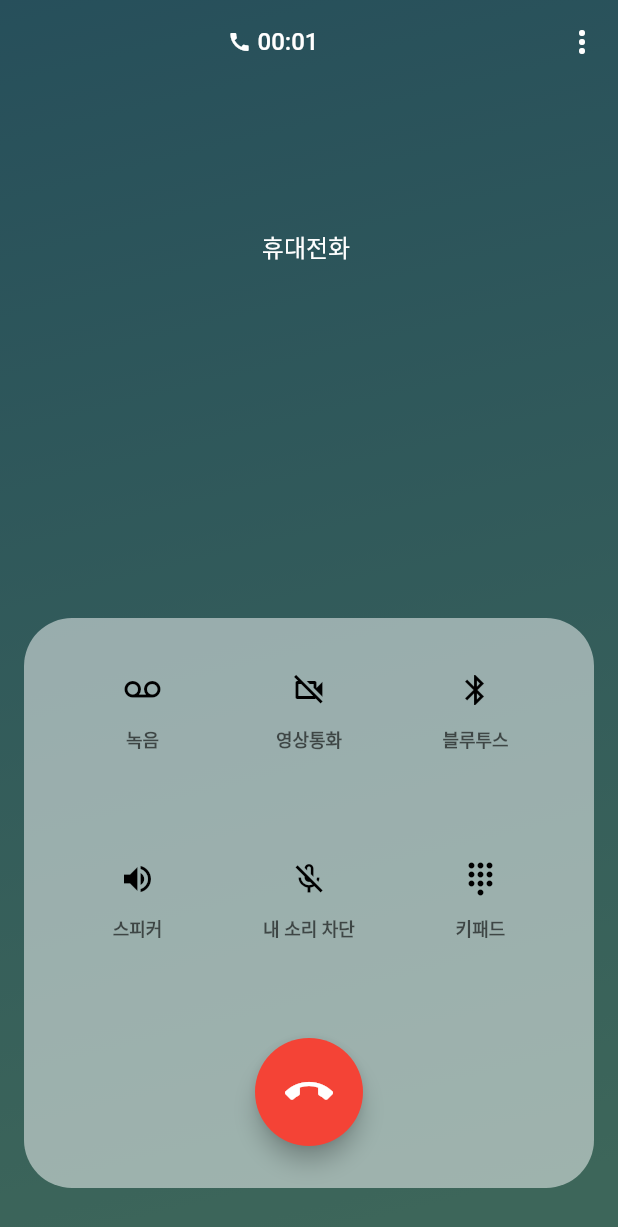
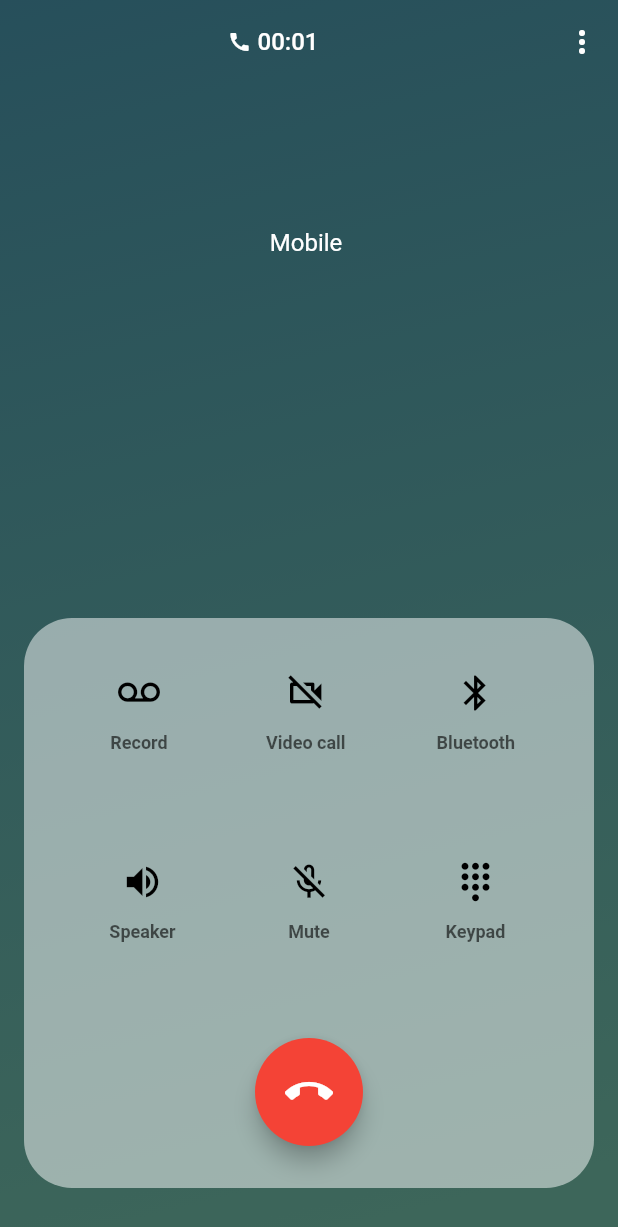
Before and after one commit to choisc91/fake_call, a Flutter app: the ReceivePage screen opened directly with empty values, on a phone screen of 412 x 824 dp. Shown: the top 1227 px of the screen. Run offline on Flutter 3.47's test engine with Material 2 defaults, Android fonts, the phone set to English and light mode, and no system bars; our stand-ins replace numberpicker; missing offline and left inert: flutter_ringtone_player, light, simple_ripple_animation; generated files the repository leaves out were written again.

Commit message:
#수신화면 현지화 작업 완료.

```diff
--- a/lib/l10n/app_en.arb
+++ b/lib/l10n/app_en.arb
@@ -8,5 +8,11 @@
   "call_type": "Mobile",
   "recent_call": "Most recent call\n8:54 AM",
   "send_message": "Send message",
+  "record": "Record",
+  "video_call": "Video call",
+  "bluetooth": "Bluetooth",
+  "speaker": "Speaker",
+  "mute": "Mute",
+  "keypad": "Keypad",
   "test": "this is test text"
 }
--- a/lib/l10n/app_ko.arb
+++ b/lib/l10n/app_ko.arb
@@ -8,5 +8,11 @@
   "call_type": "휴대전화",
   "recent_call": "마지막 통화\n8:54 AM",
   "send_message": "메세지 보내기",
+  "record": "녹음",
+  "video_call": "영상통화",
+  "bluetooth": "블루투스",
+  "speaker": "스피커",
+  "mute": "내 소리 차단",
+  "keypad": "키패드",
   "test": "이것은 테스트 문구입니다."
 }
--- a/lib/widget/page_receive.dart
+++ b/lib/widget/page_receive.dart
@@ -4,6 +4,7 @@ import 'package:fake_call/model/settings.dart';
 import 'package:flutter/material.dart';
 import 'package:flutter/services.dart';
 import 'package:light/light.dart';
+import 'package:flutter_gen/gen_l10n/app_localizations.dart';
 
 // 수신중 화면.
 class ReceivePage extends StatefulWidget {
@@ -25,11 +26,11 @@ class _ReceivePageState extends State<ReceivePage> {
   // 조도센서 화면 꺼짐 여부.
   late bool _isDark = false;
 
-  //
+  // 타이머 객체.
   late Timer _timer;
 
-  //
-  late int _value = 0;
+  // 타임 틱.
+  late int _timerTick = 0;
 
   @override
   void initState() {
@@ -37,9 +38,7 @@ class _ReceivePageState extends State<ReceivePage> {
     SystemChrome.setEnabledSystemUIMode(SystemUiMode.manual);
     initPlatformState();
     _timer = Timer.periodic(const Duration(seconds: 1), (timer) {
-      setState(() {
-        _value = timer.tick;
-      });
+      setState(() => _timerTick = timer.tick);
     });
   }
 
@@ -50,13 +49,11 @@ class _ReceivePageState extends State<ReceivePage> {
     _timer.cancel();
   }
 
+  //
   Future<void> initPlatformState() async {
     try {
       _subscription = _lightSensor.lightSensorStream.listen((int luxValue) {
-        print("Lux value: $luxValue");
-        setState(() {
-          // _isDark = (luxValue > 10) ? false : true;
-        });
+        setState(() => _isDark = (luxValue > 10) ? false : true);
       });
     } on LightException catch (exception) {
       print(exception);
@@ -99,8 +96,11 @@ class _ReceivePageState extends State<ReceivePage> {
                                 const Icon(Icons.call, color: Colors.white, size: 16.0),
                                 const SizedBox(width: 4.0),
                                 Text(
-                                  '00:${'${_value % 100}'.padLeft(2, '0')}',
-                                  style: const TextStyle(color: Colors.white, fontSize: 16.0),
+                                  '00:${'${_timerTick}'.padLeft(2, '0')}',
+                                  style: const TextStyle(
+                                    fontSize: 16.0,
+                                    color: Colors.white,
+                                  ),
                                 ),
                               ],
                             ),
@@ -118,7 +118,7 @@ class _ReceivePageState extends State<ReceivePage> {
                           ),
                           const SizedBox(height: 6.0),
                           Text(
-                            '휴대전화 ${widget.settings.number}',
+                            '${AppLocalizations.of(context)!.call_type} ${widget.settings.number}',
                             style: const TextStyle(
                               color: Colors.white,
                               fontSize: 16.0,
@@ -142,17 +142,23 @@ class _ReceivePageState extends State<ReceivePage> {
                             Row(
                               mainAxisAlignment: MainAxisAlignment.spaceEvenly,
                               children: [
-                                _buildIconButton(Icons.voicemail_outlined, '녹음'),
-                                _buildIconButton(Icons.videocam_off_outlined, '영상통화'),
-                                _buildIconButton(Icons.bluetooth, '블루투스'),
+                                _buildIconButton(
+                                    Icons.voicemail_outlined, AppLocalizations.of(context)!.record),
+                                _buildIconButton(Icons.videocam_off_outlined,
+                                    AppLocalizations.of(context)!.video_call),
+                                _buildIconButton(
+                                    Icons.bluetooth, AppLocalizations.of(context)!.bluetooth),
                               ],
                             ),
                             Row(
                               mainAxisAlignment: MainAxisAlignment.spaceEvenly,
                               children: [
-                                _buildIconButton(Icons.volume_up, '스피커'),
-                                _buildIconButton(Icons.mic_off_outlined, '내 소리 차단'),
-                                _buildIconButton(Icons.dialpad, '키패드'),
+                                _buildIconButton(
+                                    Icons.volume_up, AppLocalizations.of(context)!.speaker),
+                                _buildIconButton(
+                                    Icons.mic_off_outlined, AppLocalizations.of(context)!.mute),
+                                _buildIconButton(
+                                    Icons.dialpad, AppLocalizations.of(context)!.keypad),
                               ],
                             ),
                             SizedBox(
@@ -186,7 +192,7 @@ class _ReceivePageState extends State<ReceivePage> {
       onPressed: () {},
       child: Column(
         children: [
-          Icon(icons, color: Colors.black, size: 24.0),
+          Icon(icons, color: Colors.black, size: 28.0),
           const SizedBox(height: 12.0),
           Text(
             label,
```
